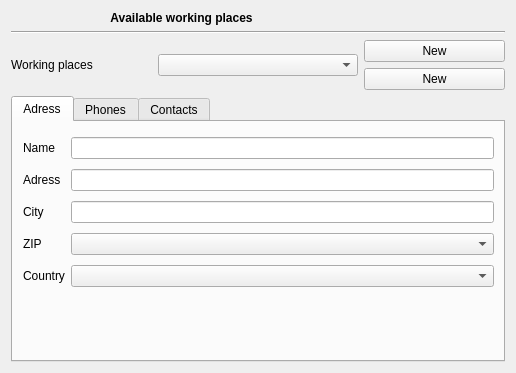
This is plugins/accountplugin/preferences/sitespage.ui in FreeHealth/freehealth as Qt 5 draws it before an edit. The edited form follows.
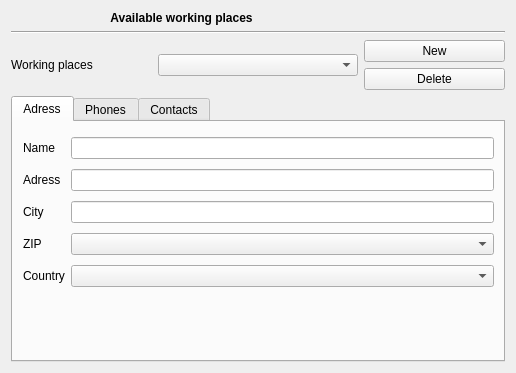
This is the edited form.

The edit to the form file:
```diff
--- a/plugins/accountplugin/preferences/sitespage.ui
+++ b/plugins/accountplugin/preferences/sitespage.ui
@@ -65,7 +65,7 @@
        <item>
         <widget class="QPushButton" name="pushButton_2">
          <property name="text">
-          <string>New</string>
+          <string>Delete</string>
          </property>
         </widget>
        </item>
```
Left out of the diff: 10 changed lines with no effect on the pictures.
